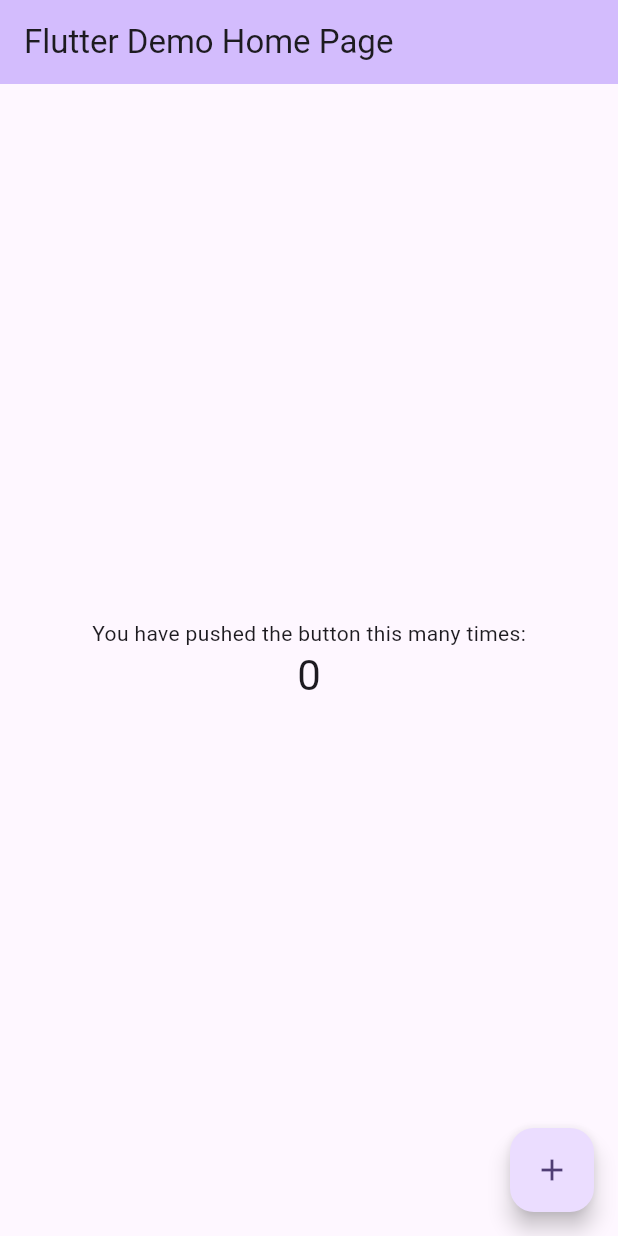
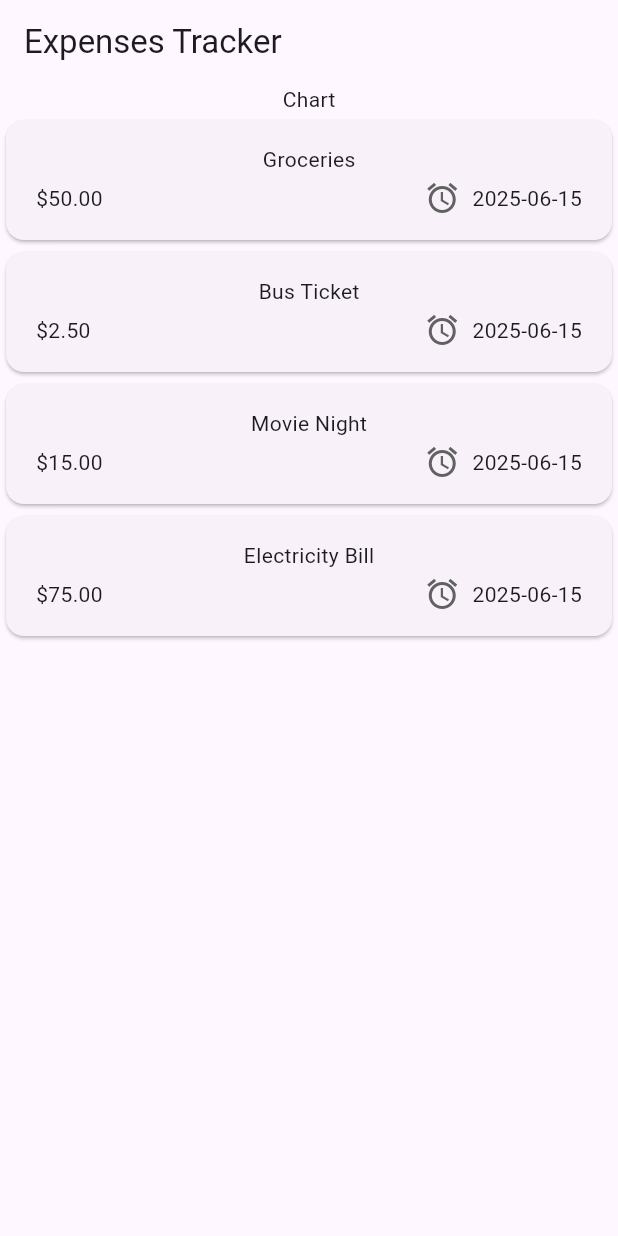
Before and after one commit to spinatose/expense_tracker, a Flutter app: the screen it shows after launch, on a phone screen of 412 x 824 dp. Run offline on Flutter 3.47's test engine with Material 3 defaults, Android fonts, the phone set to English and light mode, and no system bars.

Commit message:
reorganized structure and added more detail widgets

```diff
--- /dev/null
+++ b/lib/domain/expense.dart
@@ -0,0 +1,30 @@
+import 'package:uuid/uuid.dart';
+
+const Uuid uuid = Uuid();
+enum Category {
+  food,
+  travel,
+  leisure,
+  bills,
+  other,
+}
+
+class Expense {
+  final String id;
+  final String title;
+  final double amount;
+  final DateTime date;
+  final Category category;
+
+  Expense({
+    required this.title,
+    required this.amount,
+    required this.date,
+    this.category = Category.other,
+  }) : id = uuid.v4();
+
+  @override
+  String toString() {
+    return 'Expense(id: $id, title: $title, amount: $amount, date: $date)';
+  }
+}
--- a/lib/main.dart
+++ b/lib/main.dart
@@ -1,3 +1,4 @@
+import 'package:expense_tracker/presentation/screen/expenses_home.dart';
 import 'package:flutter/material.dart';
 
 void main() {
@@ -11,7 +12,7 @@ class MyApp extends StatelessWidget {
   @override
   Widget build(BuildContext context) {
     return MaterialApp(
-      title: 'Flutter Demo',
+      title: 'Expenses Tracker',
       theme: ThemeData(
         // This is the theme of your application.
         //
@@ -30,93 +31,12 @@ class MyApp extends StatelessWidget {
         // tested with just a hot reload.
         colorScheme: ColorScheme.fromSeed(seedColor: Colors.deepPurple),
       ),
-      home: const MyHomePage(title: 'Flutter Demo Home Page'),
+      home: const ExpensesHome(
+        // This home is the widget that will be displayed when the app starts.
+        // You can change this to any widget you want, such as a custom home
+        // page or a navigation drawer.
+        key: Key('expenses_home'),
+      ),
     );
   }
 }
-
-class MyHomePage extends StatefulWidget {
-  const MyHomePage({super.key, required this.title});
-
-  // This widget is the home page of your application. It is stateful, meaning
-  // that it has a State object (defined below) that contains fields that affect
-  // how it looks.
-
-  // This class is the configuration for the state. It holds the values (in this
-  // case the title) provided by the parent (in this case the App widget) and
-  // used by the build method of the State. Fields in a Widget subclass are
-  // always marked "final".
-
-  final String title;
-
-  @override
-  State<MyHomePage> createState() => _MyHomePageState();
-}
-
-class _MyHomePageState extends State<MyHomePage> {
-  int _counter = 0;
-
-  void _incrementCounter() {
-    setState(() {
-      // This call to setState tells the Flutter framework that something has
-      // changed in this State, which causes it to rerun the build method below
-      // so that the display can reflect the updated values. If we changed
-      // _counter without calling setState(), then the build method would not be
-      // called again, and so nothing would appear to happen.
-      _counter++;
-    });
-  }
-
-  @override
-  Widget build(BuildContext context) {
-    // This method is rerun every time setState is called, for instance as done
-    // by the _incrementCounter method above.
-    //
-    // The Flutter framework has been optimized to make rerunning build methods
-    // fast, so that you can just rebuild anything that needs updating rather
-    // than having to individually change instances of widgets.
-    return Scaffold(
-      appBar: AppBar(
-        // TRY THIS: Try changing the color here to a specific color (to
-        // Colors.amber, perhaps?) and trigger a hot reload to see the AppBar
-        // change color while the other colors stay the same.
-        backgroundColor: Theme.of(context).colorScheme.inversePrimary,
-        // Here we take the value from the MyHomePage object that was created by
-        // the App.build method, and use it to set our appbar title.
-        title: Text(widget.title),
-      ),
-      body: Center(
-        // Center is a layout widget. It takes a single child and positions it
-        // in the middle of the parent.
-        child: Column(
-          // Column is also a layout widget. It takes a list of children and
-          // arranges them vertically. By default, it sizes itself to fit its
-          // children horizontally, and tries to be as tall as its parent.
-          //
-          // Column has various properties to control how it sizes itself and
-          // how it positions its children. Here we use mainAxisAlignment to
-          // center the children vertically; the main axis here is the vertical
-          // axis because Columns are vertical (the cross axis would be
-          // horizontal).
-          //
-          // TRY THIS: Invoke "debug painting" (choose the "Toggle Debug Paint"
-          // action in the IDE, or press "p" in the console), to see the
-          // wireframe for each widget.
-          mainAxisAlignment: MainAxisAlignment.center,
-          children: <Widget>[
-            const Text('You have pushed the button this many times:'),
-            Text(
-              '$_counter',
-              style: Theme.of(context).textTheme.headlineMedium,
-            ),
-          ],
-        ),
-      ),
-      floatingActionButton: FloatingActionButton(
-        onPressed: _incrementCounter,
-        tooltip: 'Increment',
-        child: const Icon(Icons.add),
-      ), // This trailing comma makes auto-formatting nicer for build methods.
-    );
-  }
-}
--- /dev/null
+++ b/lib/presentation/screen/expenses_home.dart
@@ -0,0 +1,60 @@
+import 'package:expense_tracker/presentation/widgets/expenses_list/expenses_list.dart';
+import 'package:expense_tracker/domain/expense.dart';
+import 'package:flutter/material.dart';
+
+class ExpensesHome extends StatefulWidget {
+  const ExpensesHome({super.key});
+
+  @override
+  State<ExpensesHome> createState() => _ExpensesHomeState();
+}
+
+class _ExpensesHomeState extends State<ExpensesHome> {
+  final List<Expense> _expenses = [
+    Expense(
+      title: 'Groceries',
+      amount: 50.0,
+      date: DateTime.now(),
+      category: Category.food,
+    ),
+    Expense(
+      title: 'Bus Ticket',
+      amount: 2.5,
+      date: DateTime.now(),
+      category: Category.travel,
+    ),
+    Expense(
+      title: 'Movie Night',
+      amount: 15.0,
+      date: DateTime.now(),
+      category: Category.leisure,
+    ),
+    Expense(
+      title: 'Electricity Bill',
+      amount: 75.0,
+      date: DateTime.now(),
+      category: Category.bills,
+    ),
+  ];
+
+  // void _addExpense(String expense) {
+  //   setState(() {
+  //     _expenses.add(expense);
+  //   });
+  // }
+
+  @override
+  Widget build(BuildContext context) {
+    return Scaffold(
+      appBar: AppBar(
+        title: const Text('Expenses Tracker'),
+      ),
+      body: Column(
+        children: [
+          Text('Chart'),
+          ExpensesList(expenses: _expenses),
+        ],
+      ),
+    );
+  }
+}
--- /dev/null
+++ b/lib/presentation/widgets/expenses_list/expense_item.dart
@@ -0,0 +1,36 @@
+import 'package:expense_tracker/domain/expense.dart';
+import 'package:flutter/material.dart';
+
+class ExpenseItem extends StatelessWidget {
+  final Expense expense;
+
+  const ExpenseItem({super.key, required this.expense});
+  @override
+  Widget build(BuildContext context) {
+    return Card(
+      child: Padding(
+        padding: const EdgeInsets.symmetric(horizontal: 20, vertical: 16.0),
+        child: Column(
+          children: [
+            Text(expense.title),
+            const SizedBox(height: 4.0),
+            Row(
+              children: [
+                Text('\$${expense.amount.toStringAsFixed(2)}'),
+                const Spacer(),
+                Row(children: [
+                  Icon(
+                    Icons.alarm,
+                    color: Colors.grey[700],
+                  ),
+                  const SizedBox(width: 8.0),
+                  Text(expense.date.toLocal().toString().split(' ')[0]),
+                ],)
+              ],
+            ),
+          ],
+        ),
+      ),
+    );
+  }
+}
--- /dev/null
+++ b/lib/presentation/widgets/expenses_list/expenses_list.dart
@@ -0,0 +1,20 @@
+import 'package:expense_tracker/presentation/widgets/expenses_list/expense_item.dart';
+import 'package:flutter/material.dart';
+import 'package:flutter/widgets.dart';
+import 'package:expense_tracker/domain/expense.dart';
+
+class ExpensesList extends StatelessWidget {
+  final List<Expense> expenses;
+
+  const ExpensesList({super.key, required this.expenses});
+
+  @override
+  Widget build(BuildContext context) {
+    return Expanded(
+      child: ListView.builder(
+        itemCount: expenses.length,
+        itemBuilder: (context, index) => ExpenseItem(expense: expenses[index]),
+      ),
+    );
+  }
+}
--- a/pubspec.yaml
+++ b/pubspec.yaml
@@ -34,6 +34,7 @@ dependencies:
   # The following adds the Cupertino Icons font to your application.
   # Use with the CupertinoIcons class for iOS style icons.
   cupertino_icons: ^1.0.8
+  uuid: ^4.5.1
 
 dev_dependencies:
   flutter_test:
```
